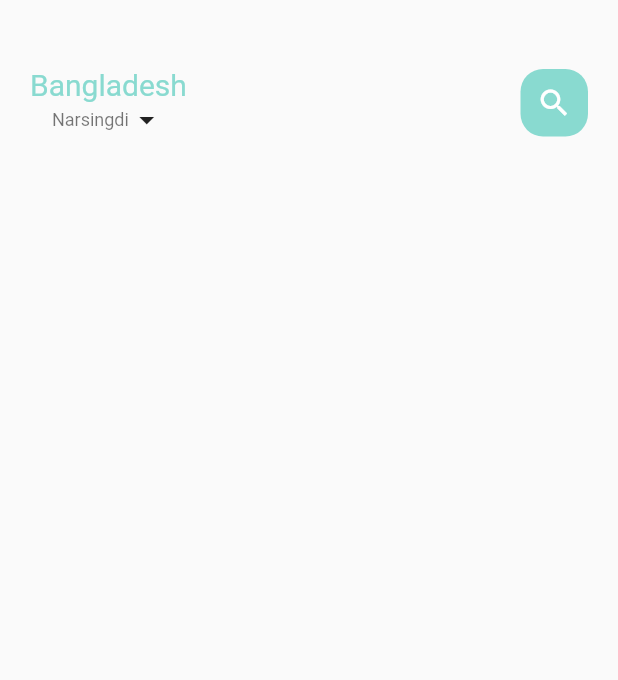
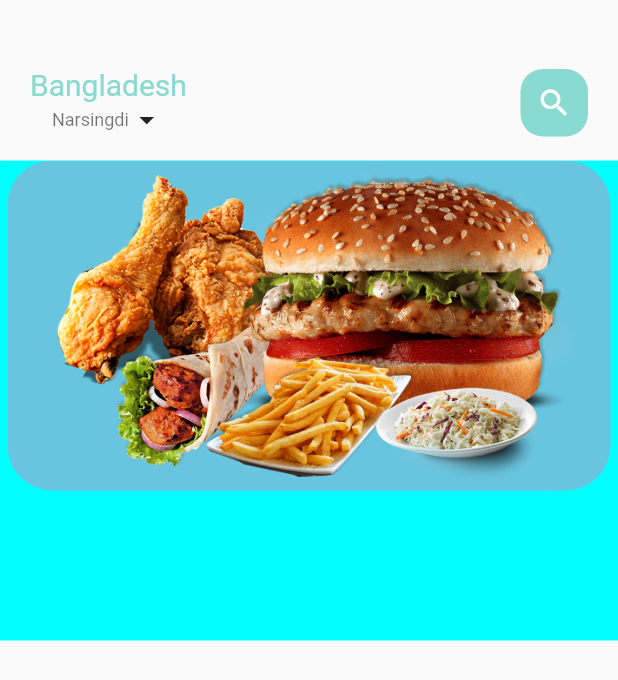
Before and after one commit to imranhosennirob/flutter_food_delivery, a Flutter app: the screen it shows after launch, on a phone screen of 412 x 824 dp. Shown: the top 680 px of the screen. Run offline on Flutter 3.47's test engine with Material 2 defaults, Android fonts, the phone set to English and light mode, and no system bars.

Commit message:
added pageview

```diff
--- a/lib/screens/food/food_page_body.dart
+++ b/lib/screens/food/food_page_body.dart
@@ -11,10 +11,44 @@ class _FoodPageBodyState extends State<FoodPageBody> {
   @override
   Widget build(BuildContext context) {
     return Container(
+      color: Color(0xff00ffff),
+      height: 320,
       child: PageView.builder(
-        itemCount: 5, // 42.16
-        itemBuilder: (context, index) => Container(),
+        itemCount: 5,
+        itemBuilder: (context, index) {
+          return _buildPageItem(index);
+        },
       ),
     );
   }
+
+  Widget _buildPageItem(int index) {
+    return Stack(
+      children: [
+        Container(
+          margin: EdgeInsets.only(left: 5, right: 5),
+          height: 220,
+          decoration: BoxDecoration(
+            borderRadius: BorderRadius.circular(30),
+            color: index.isEven ? Color(0xff69c5df) : Color(0xff9294cc),
+            image: DecorationImage(
+              image: AssetImage('assets/images/food1.png'),
+            ),
+          ),
+        ),
+        //55:18
+        Container(
+          margin: EdgeInsets.only(left: 15, right: 15),
+          height: 220,
+          decoration: BoxDecoration(
+            borderRadius: BorderRadius.circular(30),
+            color: index.isEven ? Color(0xff69c5df) : Color(0xff9294cc),
+            image: DecorationImage(
+              image: AssetImage('assets/images/food1.png'),
+            ),
+          ),
+        ),
+      ],
+    );
+  }
 }
--- a/lib/screens/food/main_food_page.dart
+++ b/lib/screens/food/main_food_page.dart
@@ -1,4 +1,5 @@
 import 'package:flutter/material.dart';
+import 'package:food_delivery/screens/food/food_page_body.dart';
 import 'package:food_delivery/utils/app_colors.dart';
 import 'package:food_delivery/widgets/big_text.dart';
 import 'package:food_delivery/widgets/small_text.dart';
@@ -45,6 +46,7 @@ class _MainFoodPageState extends State<MainFoodPage> {
               ],
             ),
           ),
+          FoodPageBody(),
         ],
       )
     );
--- a/pubspec.yaml
+++ b/pubspec.yaml
@@ -62,7 +62,7 @@ flutter:
   # To add assets to your application, add an assets section, like this:
   assets:
     - assets/images/food0.png
-  #   - images/a_dot_ham.jpeg
+    - assets/images/food1.png
 
   # An image asset can refer to one or more resolution-specific "variants", see
   # https://flutter.dev/assets-and-images/#resolution-aware
```
Also changed, not shown: assets/images/food1.png (added).
